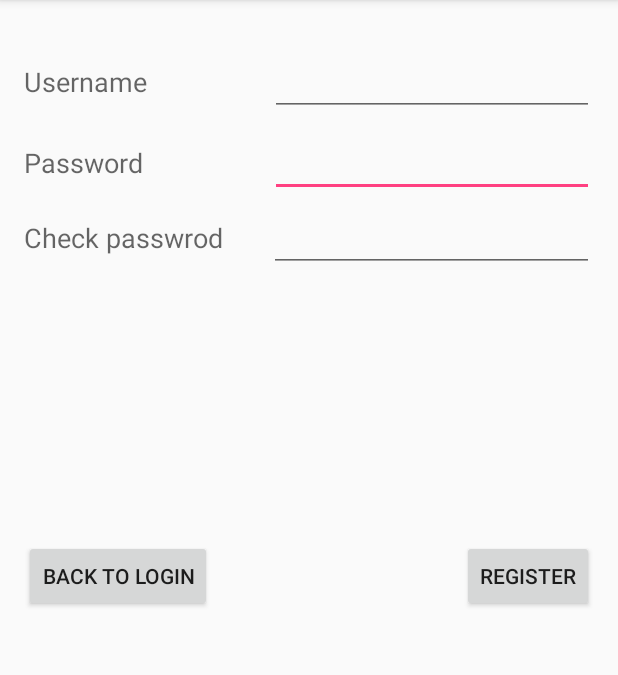
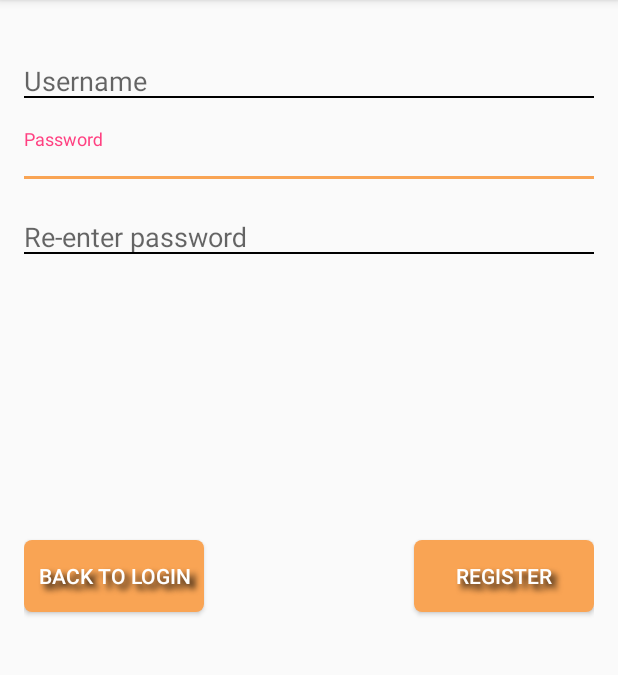
Before and after one commit to dimestef/Android-MPIP, an Android app: the screen it shows after launch (RegisterActivity), after a tap on "REGISTER", on a phone screen of 412 x 824 dp, the part 84-759 px from its top. Run offline under Robolectric (Android 15) with nearby library versions, the phone set to English and light mode, and no system bars.

Commit message:
App ready

```diff
--- a/app/src/main/java/com/example/mobileplatformsandprogramming/LoginActivity.java
+++ b/app/src/main/java/com/example/mobileplatformsandprogramming/LoginActivity.java
@@ -2,12 +2,15 @@ package com.example.mobileplatformsandprogramming;
 
 import android.content.Intent;
 import android.database.Cursor;
+import android.graphics.Color;
 import android.support.v7.app.AlertDialog;
 import android.support.v7.app.AppCompatActivity;
 import android.os.Bundle;
+import android.support.v7.widget.CardView;
 import android.view.View;
 import android.widget.Button;
 import android.widget.EditText;
+import android.widget.ImageView;
 import android.widget.Toast;
 
 import java.util.ArrayList;
@@ -32,6 +35,18 @@ public class LoginActivity extends AppCompatActivity {
             String value = extras.getString("userSaved");
             Toast.makeText(LoginActivity.this, "User: " + value + " is saved", Toast.LENGTH_SHORT).show();
         }
+
+        ImageView imageSearch = (ImageView) findViewById(R.id.loginLogo);
+        imageSearch.setImageResource(R.drawable.logologin);
+
+        ImageView iconLogin = (ImageView) findViewById(R.id.iconLogin);
+        iconLogin.setImageResource(R.drawable.login);
+
+        ImageView iconPassword = (ImageView) findViewById(R.id.iconPassword);
+        iconPassword.setImageResource(R.drawable.password);
+
+        CardView cardView = (CardView) findViewById(R.id.cv);
+        cardView.setCardBackgroundColor(Color.argb(1, 111,111,111));
 
         loginUser();
         registerUser();
--- a/app/src/main/java/com/example/mobileplatformsandprogramming/TwitterRestClient.java
+++ b/app/src/main/java/com/example/mobileplatformsandprogramming/TwitterRestClient.java
@@ -8,7 +8,8 @@ import com.loopj.android.http.*;
 
 public class TwitterRestClient {
     private static AsyncHttpClient client = new AsyncHttpClient(true, 80, 443);
-    private static final String BASE_URL = "http://www.theimdbapi.org/api/find/movie?title=";
+//    private static final String BASE_URL = "http://www.theimdbapi.org/api/find/movie?title=";
+    private static final String BASE_URL = "http://theapache64.xyz:8080/mo.vie_db/search?keyword=";
 
     public static void get(String url, RequestParams params, AsyncHttpResponseHandler responseHandler) {
         client.get(getAbsoluteUrl(url), params, responseHandler);
--- /dev/null
+++ b/app/src/main/res/drawable/buttons.xml
@@ -0,0 +1,24 @@
+<!--<?xml version="1.0" encoding="utf-8"?>-->
+<!--<shape xmlns:android="http://schemas.android.com/apk/res/android" android:shape="rectangle" >-->
+    <!--<corners-->
+        <!--android:radius="14dp"-->
+        <!--/>-->
+    <!--<gradient-->
+        <!--android:angle="90"-->
+        <!--android:centerX="35%"-->
+        <!--android:centerColor="#97b4b8"-->
+        <!--android:startColor="#E8E8E8"-->
+        <!--android:endColor="#97b4b8"-->
+        <!--android:type="linear"-->
+        <!--/>-->
+    <!--<stroke-->
+        <!--android:width="1dp"-->
+        <!--android:color="#878787"-->
+        <!--/>-->
+<!--</shape>-->
+
+<shape xmlns:android="http://schemas.android.com/apk/res/android"
+    android:shape="rectangle">
+    <solid android:color="#f9a454" />
+    <corners android:radius="5dp" />
+</shape>
--- /dev/null
+++ b/app/src/main/res/drawable/inputs.xml
@@ -0,0 +1,27 @@
+<layer-list xmlns:android="http://schemas.android.com/apk/res/android">
+    <item
+        android:top="-2dp"
+        android:left="-2dp"
+        android:right="-2dp"
+        android:bottom="2dp">
+        <selector >
+            <item android:state_enabled="true"
+                android:state_focused="true">
+                <shape
+                    android:shape="rectangle">
+                    <stroke
+                        android:width="2dp"
+                        android:color="#f9a454"/>
+                </shape>
+            </item>
+            <item android:state_enabled="true">
+                <shape
+                    android:shape="rectangle">
+                    <stroke
+                        android:width="1dp"
+                        android:color="#000000"/>
+                </shape>
+            </item>
+        </selector>
+    </item>
+</layer-list>
--- a/app/src/main/res/layout/activity_register.xml
+++ b/app/src/main/res/layout/activity_register.xml
@@ -18,20 +18,21 @@
         android:layout_centerHorizontal="true"
         android:layout_marginTop="70dp">
 
-        <TextView
-            android:text="Password"
-            android:layout_width="wrap_content"
-            android:layout_height="wrap_content"
-            android:layout_weight="40"
-            android:textAppearance="@style/TextAppearance.AppCompat.Medium" />
+        <android.support.design.widget.TextInputLayout
+            android:id="@+id/input_layout_email"
+            android:layout_width="match_parent"
+            android:layout_height="match_parent">
 
             <EditText
-            android:layout_width="wrap_content"
-            android:layout_height="wrap_content"
-            android:inputType="textPassword"
+                android:id="@+id/registerPassword"
+                android:layout_width="match_parent"
+                android:layout_height="match_parent"
                 android:ems="10"
-            android:id="@+id/registerPassword"
-            android:layout_weight="1" />
+                android:background="@drawable/inputs"
+                android:layout_weight="1"
+                android:hint="Password"
+                android:inputType="textPassword" />
+        </android.support.design.widget.TextInputLayout>
     </LinearLayout>
 
     <LinearLayout
@@ -42,40 +43,53 @@
         android:layout_centerHorizontal="true"
         android:layout_marginTop="120dp">
 
-        <TextView
-            android:text="Check passwrod"
-            android:layout_width="wrap_content"
-            android:layout_height="wrap_content"
-            android:id="@+id/ReEnterPassword"
-            android:textAppearance="@style/TextAppearance.AppCompat.Medium"
-            android:layout_weight="11.25" />
+        <android.support.design.widget.TextInputLayout
+            android:id="@+id/input_layout_email"
+            android:layout_width="match_parent"
+            android:layout_height="match_parent">
 
             <EditText
-            android:layout_width="wrap_content"
-            android:layout_height="wrap_content"
-            android:inputType="textPassword"
+                android:id="@+id/reenterPassword"
+                android:layout_width="match_parent"
+                android:layout_height="match_parent"
+                android:background="@drawable/inputs"
+                android:layout_weight="1"
+                android:hint="Re-enter password"
                 android:ems="10"
-            android:id="@+id/reenterPassword"
-            android:layout_weight="1" />
+                android:inputType="textPassword" />
+        </android.support.design.widget.TextInputLayout>
     </LinearLayout>
 
     <Button
-        android:text="Back to login"
-        android:layout_width="wrap_content"
+        android:id="@+id/btnBackLogin"
+        android:layout_width="120dp"
         android:layout_height="wrap_content"
-        android:layout_centerVertical="true"
+        android:background="@drawable/buttons"
+        android:shadowColor="#000000"
+        android:shadowDx="5"
+        android:shadowDy="5"
+        android:shadowRadius="5"
+        android:text="Back to Login"
         android:layout_alignParentLeft="true"
         android:layout_alignParentStart="true"
-        android:id="@+id/btnBackLogin" />
+        android:layout_centerVertical="true"
+        android:textColor="#FFFFFF" />
+
 
     <Button
+        android:id="@+id/btnRegisterUser"
+        android:layout_width="120dp"
+        android:layout_height="wrap_content"
+        android:background="@drawable/buttons"
+        android:shadowColor="#000000"
+        android:shadowDx="5"
+        android:shadowDy="5"
+        android:shadowRadius="5"
         android:text="Register"
-        android:layout_width="wrap_content"
-        android:layout_height="wrap_content"
         android:layout_alignTop="@+id/btnBackLogin"
         android:layout_alignParentRight="true"
         android:layout_alignParentEnd="true"
-        android:id="@+id/btnRegisterUser" />
+        android:textColor="#FFFFFF" />
 
     <LinearLayout
         android:orientation="horizontal"
@@ -86,21 +100,21 @@
         android:layout_alignParentLeft="true"
         android:layout_alignParentStart="true">
 
-        <TextView
-            android:text="Username"
-            android:layout_width="wrap_content"
-            android:layout_height="wrap_content"
-            android:layout_weight="40"
-            android:textAppearance="@style/TextAppearance.AppCompat.Medium" />
+        <android.support.design.widget.TextInputLayout
+            android:id="@+id/input_layout_email"
+            android:layout_width="match_parent"
+            android:layout_height="match_parent">
 
             <EditText
-            android:layout_width="wrap_content"
-            android:layout_height="wrap_content"
-            android:inputType="textPersonName"
-            android:text=""
+                android:id="@+id/registerUsername"
+                android:layout_width="match_parent"
+                android:layout_height="match_parent"
+                android:background="@drawable/inputs"
                 android:ems="10"
-            android:id="@+id/registerUsername"
-            android:layout_weight="1" />
+                android:layout_weight="1"
+                android:hint="Username"
+                android:inputType="textPersonName" />
+        </android.support.design.widget.TextInputLayout>
     </LinearLayout>
 
 </RelativeLayout>
```
Also changed, not shown: app/build.gradle (+7 -4 lines), app/src/main/java/com/example/mobileplatformsandprogramming/LogedUserActivity.java (+17 -2 lines), app/src/main/res/drawable/editText_search_style.xml (added, +14 -0 lines), app/src/main/res/drawable/test.xml (added, +27 -0 lines), app/src/main/res/layout/activity_loged_user.xml (+30 -25 lines), app/src/main/res/layout/activity_login.xml (+103 -49 lines), app/src/main/res/drawable/login.png (added), app/src/main/res/drawable/logologin.jpg (added), app/src/main/res/drawable/password.png (added), app/src/main/res/drawable/search.png. Lines whose indentation alone changed are shown as unchanged.
